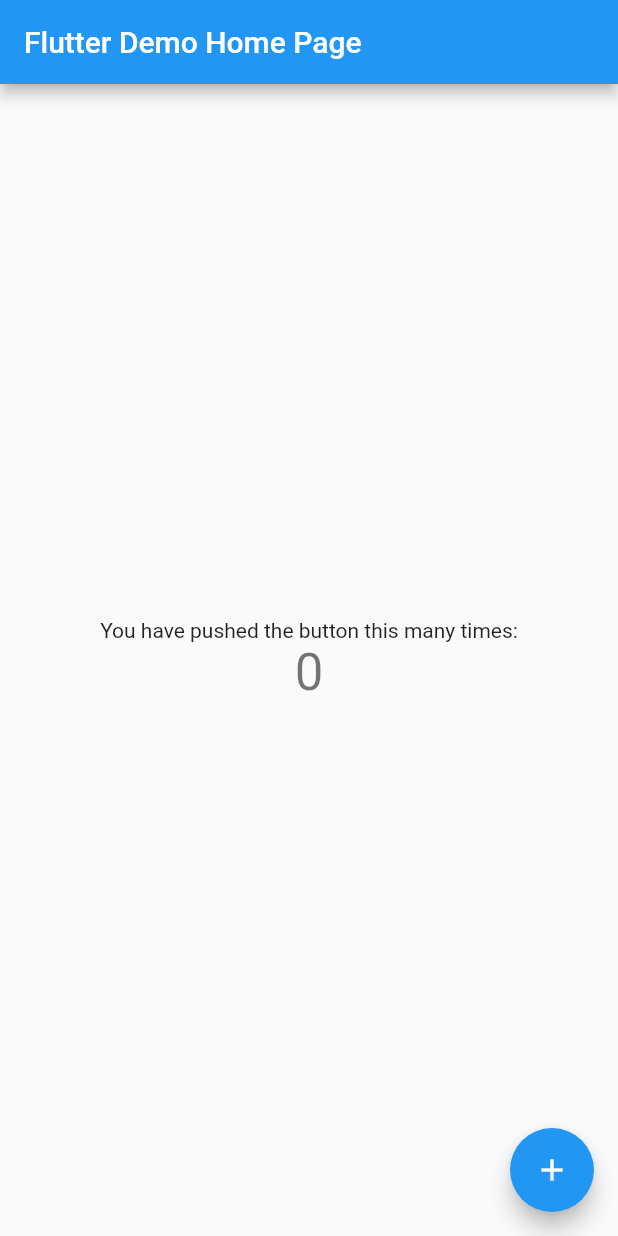
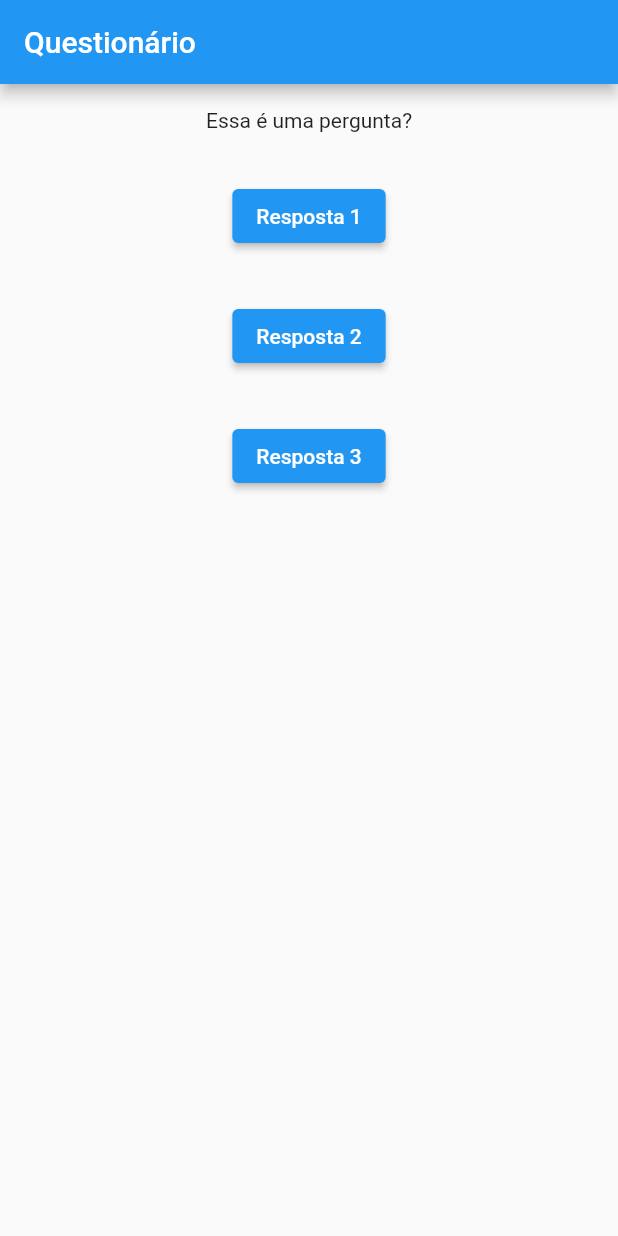
Before and after one commit to silveiraluisf/projeto_flutter_treino_4, a Flutter app: the screen it shows after launch, on a phone screen of 412 x 824 dp. Run offline on Flutter 3.47's test engine with Material 2 defaults, Android fonts, the phone set to English and light mode, and no system bars.

Commit message:
adicionado primeiros componentes da primeira tela

```diff
--- a/lib/main.dart
+++ b/lib/main.dart
@@ -5,109 +5,59 @@
 }
 
 class MyApp extends StatelessWidget {
-  // This widget is the root of your application.
   @override
   Widget build(BuildContext context) {
     return MaterialApp(
-      title: 'Flutter Demo',
-      theme: ThemeData(
-        // This is the theme of your application.
-        //
-        // Try running your application with "flutter run". You'll see the
-        // application has a blue toolbar. Then, without quitting the app, try
-        // changing the primarySwatch below to Colors.green and then invoke
-        // "hot reload" (press "r" in the console where you ran "flutter run",
-        // or simply save your changes to "hot reload" in a Flutter IDE).
-        // Notice that the counter didn't reset back to zero; the application
-        // is not restarted.
-        primarySwatch: Colors.blue,
-      ),
-      home: MyHomePage(title: 'Flutter Demo Home Page'),
+      home: MyHomePage(),
     );
   }
 }
 
 class MyHomePage extends StatefulWidget {
-  MyHomePage({Key key, this.title}) : super(key: key);
-
-  // This widget is the home page of your application. It is stateful, meaning
-  // that it has a State object (defined below) that contains fields that affect
-  // how it looks.
-
-  // This class is the configuration for the state. It holds the values (in this
-  // case the title) provided by the parent (in this case the App widget) and
-  // used by the build method of the State. Fields in a Widget subclass are
-  // always marked "final".
-
-  final String title;
+  MyHomePage({Key key}) : super(key: key);
 
   @override
   _MyHomePageState createState() => _MyHomePageState();
 }
 
 class _MyHomePageState extends State<MyHomePage> {
-  int _counter = 0;
-
-  void _incrementCounter() {
-    setState(() {
-      // This call to setState tells the Flutter framework that something has
-      // changed in this State, which causes it to rerun the build method below
-      // so that the display can reflect the updated values. If we changed
-      // _counter without calling setState(), then the build method would not be
-      // called again, and so nothing would appear to happen.
-      _counter++;
-    });
-  }
-
   @override
   Widget build(BuildContext context) {
-    // This method is rerun every time setState is called, for instance as done
-    // by the _incrementCounter method above.
-    //
-    // The Flutter framework has been optimized to make rerunning build methods
-    // fast, so that you can just rebuild anything that needs updating rather
-    // than having to individually change instances of widgets.
     return Scaffold(
         appBar: AppBar(
-        // Here we take the value from the MyHomePage object that was created by
-        // the App.build method, and use it to set our appbar title.
-        title: Text(widget.title),
+          title: Text('Questionário'),
         ),
         body: Center(
-        // Center is a layout widget. It takes a single child and positions it
-        // in the middle of the parent.
           child: Column(
-          // Column is also a layout widget. It takes a list of children and
-          // arranges them vertically. By default, it sizes itself to fit its
-          // children horizontally, and tries to be as tall as its parent.
-          //
-          // Invoke "debug painting" (press "p" in the console, choose the
-          // "Toggle Debug Paint" action from the Flutter Inspector in Android
-          // Studio, or the "Toggle Debug Paint" command in Visual Studio Code)
-          // to see the wireframe for each widget.
-          //
-          // Column has various properties to control how it sizes itself and
-          // how it positions its children. Here we use mainAxisAlignment to
-          // center the children vertically; the main axis here is the vertical
-          // axis because Columns are vertical (the cross axis would be
-          // horizontal).
-          mainAxisAlignment: MainAxisAlignment.center,
-          children: <Widget>[
-            Text(
-              'You have pushed the button this many times:',
+            crossAxisAlignment: CrossAxisAlignment.center,
+            children: [
+              Padding(
+                padding: const EdgeInsets.all(16.0),
+                child: Text('Essa é uma pergunta?'),
               ),
-            Text(
-              '$_counter',
-              style: Theme.of(context).textTheme.headline4,
+              Padding(
+                padding: const EdgeInsets.all(16.0),
+                child: ElevatedButton(
+                  onPressed: () {},
+                  child: Text('Resposta 1'),
+                ),
+              ),
+              Padding(
+                padding: const EdgeInsets.all(16.0),
+                child: ElevatedButton(
+                  onPressed: () {},
+                  child: Text('Resposta 2'),
+                ),
+              ),
+              Padding(
+                padding: const EdgeInsets.all(16.0),
+                child: ElevatedButton(
+                  onPressed: () {},
+                  child: Text('Resposta 3'),
+                ),
               ),
             ],
           ),
-      ),
-      floatingActionButton: FloatingActionButton(
-        onPressed: _incrementCounter,
-        tooltip: 'Increment',
-        child: Icon(Icons.add),
-      ), // This trailing comma makes auto-formatting nicer for build methods.
-    );
+        ));
   }
 }
```
Lines whose indentation alone changed are shown as unchanged.
